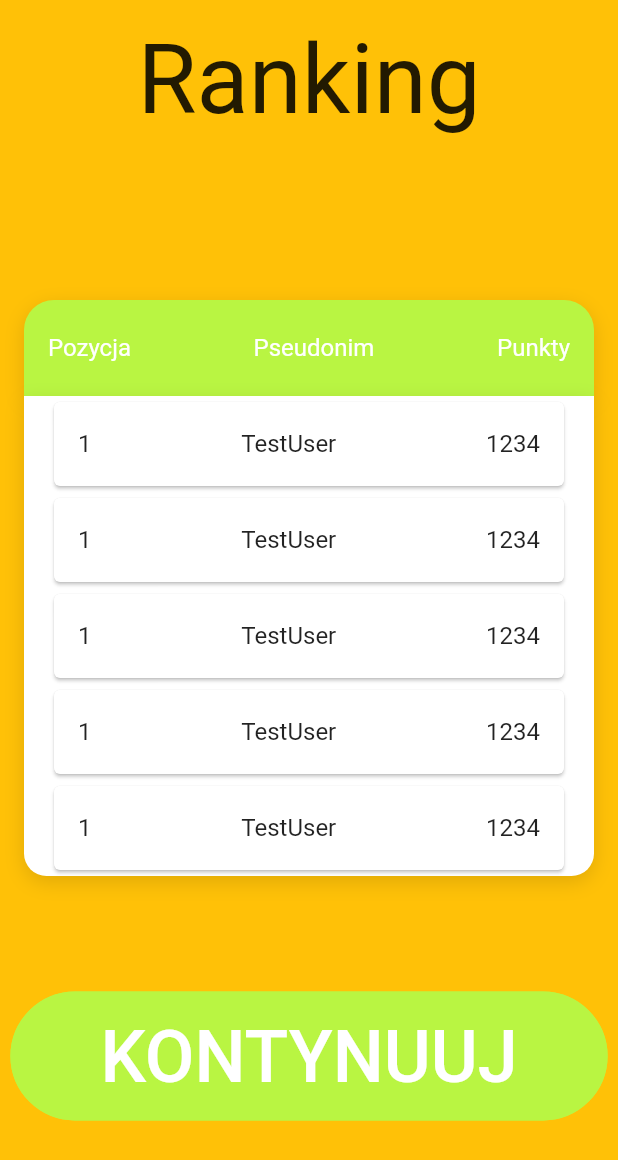
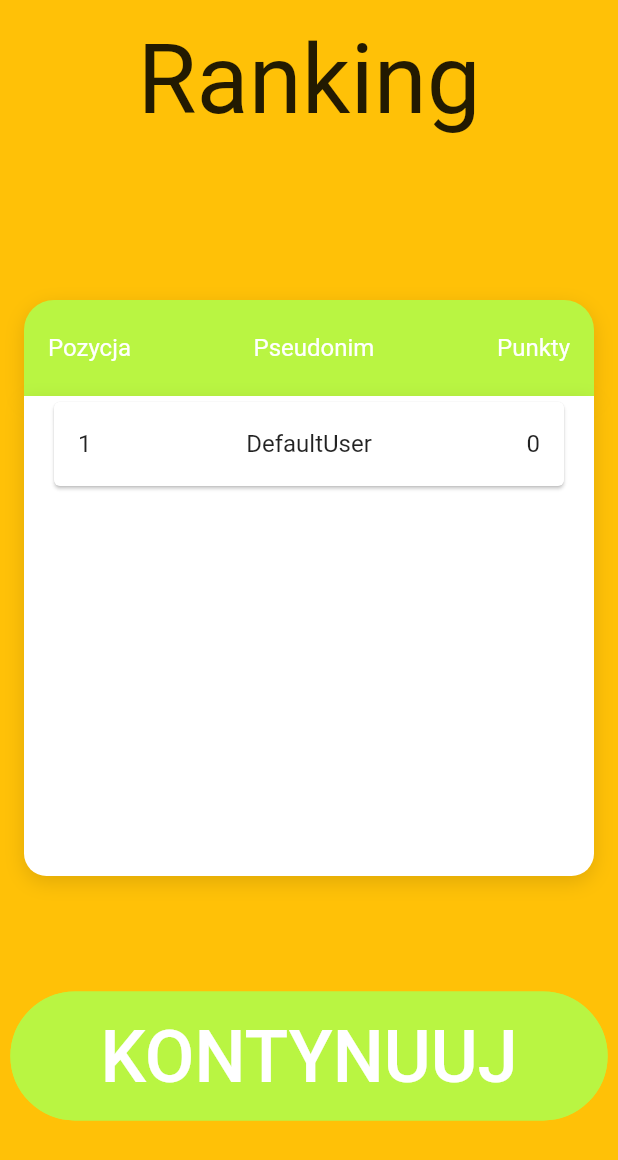
Before and after one commit to DaDudel/teaching-children-app, a Flutter app: the FinishScreen screen opened by its route, after a tap on "KONTYNUUJ", on a phone screen of 412 x 824 dp. Shown: the top 1160 px of the screen. Run offline on Flutter 3.47's test engine with Material 2 defaults, Android fonts, the phone set to English and light mode, and no system bars; our stand-ins replace auto_route, cloud_firestore, dio, firebase_core, firebase_storage, google_fonts and 1 more; missing offline and left inert: dart:html, flutter_downloader; accounts and stored records are empty; statements that could not run were skipped.

```diff
--- a/application/lib/screens/finishScreen.dart
+++ b/application/lib/screens/finishScreen.dart
@@ -3,6 +3,7 @@ import 'package:application/theming/myColors.dart';
 import 'package:application/widgets/myButton.dart';
 import 'package:application/widgets/myTextField.dart';
 import 'package:auto_route/src/router/auto_router_x.dart';
+import 'package:cloud_firestore/cloud_firestore.dart';
 import 'package:flutter/material.dart';
 import 'package:google_fonts/google_fonts.dart';
 
@@ -13,6 +14,22 @@ class FinishScreen extends StatelessWidget {
 
   @override
   Widget build(BuildContext context) {
+    CollectionReference users = FirebaseFirestore.instance.collection('users');
+    String nickname = '';
+
+    Future<void> addUser() {
+      if (nickname == "") {
+        nickname = 'DefaultUser';
+      }
+      return users
+          .add({
+            'nickname': nickname,
+            'points': (riddleNumber - 1),
+          })
+          .then((value) => print('User added.'))
+          .catchError((error) => print("Failed to add user: $error"));
+    }
+
     return Container(
       color: MyColors().myAmber,
       child: Column(
@@ -60,7 +77,11 @@ class FinishScreen extends StatelessWidget {
             width: 500,
             child: Material(
               color: Colors.transparent,
-              child: MyTextField(),
+              child: MyTextField(
+                onChange: (text) {
+                  nickname = text;
+                },
+              ),
             ),
           ),
           Expanded(
@@ -68,7 +89,10 @@ class FinishScreen extends StatelessWidget {
           ),
           MyButton(
               buttonText: 'Kontynuuj',
-              onPressed: () => {navigateToRanking(context)}),
+              onPressed: () {
+                addUser();
+                navigateToRanking(context);
+              }),
           Expanded(
             child: Container(),
           ),
@@ -79,5 +103,5 @@ class FinishScreen extends StatelessWidget {
 }
 
 void navigateToRanking(BuildContext context) {
-  context.router.navigateNamed('/ranking-screen');
+  context.router.pushNamed('/ranking-screen');
 }
--- a/application/lib/screens/rankingScreen.dart
+++ b/application/lib/screens/rankingScreen.dart
@@ -2,6 +2,7 @@ import 'package:application/theming/myColors.dart';
 import 'package:application/utils/userScore.dart';
 import 'package:application/widgets/myButton.dart';
 import 'package:auto_route/src/router/auto_router_x.dart';
+import 'package:cloud_firestore/cloud_firestore.dart';
 import 'package:flutter/material.dart';
 import 'package:google_fonts/google_fonts.dart';
 
@@ -13,18 +14,23 @@ class RankingScreen extends StatefulWidget {
 }
 
 class _RankingScreenState extends State<RankingScreen> {
-  List<UserScore> scores = [
-    UserScore(),
-    UserScore(),
-    UserScore(),
-    UserScore(),
-    UserScore(),
-    UserScore(),
-    UserScore(),
-  ];
-
   @override
   Widget build(BuildContext context) {
+    CollectionReference users = FirebaseFirestore.instance.collection('users');
+
+    Future<List<UserScore>> getData() async {
+      QuerySnapshot querySnapshot =
+          await users.orderBy('points', descending: true).get();
+      final allData = querySnapshot.docs
+          .map((doc) => UserScore.fromJson(doc.data() as Map<String, dynamic>))
+          .toList();
+
+      print(allData);
+
+      return allData;
+    }
+
+    String testId = "4rOfyEFpfgoVxojMEXdO";
     return Container(
         color: MyColors().myAmber,
         child: Column(
@@ -123,7 +129,54 @@ class _RankingScreenState extends State<RankingScreen> {
                           ),
                           child: Padding(
                             padding: const EdgeInsets.symmetric(horizontal: 16),
-                            child: ListView.builder(
+                            child: FutureBuilder<List<UserScore>>(
+                              future: getData(),
+                              builder: (BuildContext context,
+                                  AsyncSnapshot<List<UserScore>> snapshot) {
+                                if (snapshot.hasError) {
+                                  return Row(
+                                    mainAxisAlignment: MainAxisAlignment.center,
+                                    crossAxisAlignment:
+                                        CrossAxisAlignment.center,
+                                    children: [
+                                      Material(
+                                        color: Colors.transparent,
+                                        child: Text(
+                                          "WYSTĄPIŁ PROBLEM",
+                                          style: GoogleFonts.mcLaren(
+                                            color: Colors.black,
+                                            fontSize: 32,
+                                          ),
+                                        ),
+                                      ),
+                                    ],
+                                  );
+                                  ;
+                                }
+                                if (snapshot.hasData &&
+                                    snapshot.data!.length == 0) {
+                                  return Row(
+                                    mainAxisAlignment: MainAxisAlignment.center,
+                                    crossAxisAlignment:
+                                        CrossAxisAlignment.center,
+                                    children: [
+                                      Material(
+                                        color: Colors.transparent,
+                                        child: Text(
+                                          "DOKUMENT NIE ISTNIEJE",
+                                          style: GoogleFonts.mcLaren(
+                                            color: Colors.black,
+                                            fontSize: 32,
+                                          ),
+                                        ),
+                                      ),
+                                    ],
+                                  );
+                                }
+                                if (snapshot.connectionState ==
+                                    ConnectionState.done) {
+                                  return ListView.builder(
+                                    itemCount: snapshot.data!.length,
                                     itemBuilder: (context, index) {
                                       return Card(
                                         child: ListTile(
@@ -132,14 +185,36 @@ class _RankingScreenState extends State<RankingScreen> {
                                             mainAxisAlignment:
                                                 MainAxisAlignment.spaceBetween,
                                             children: [
-                                        Text(scores[index].id.toString()),
-                                        Text(scores[index].userName),
-                                        Text(scores[index].score.toString()),
+                                              Text((index + 1).toString()),
+                                              Text(snapshot
+                                                  .data![index].nickname),
+                                              Text(snapshot.data![index].points
+                                                  .toString()),
                                             ],
                                           ),
                                         ),
                                         // title: Text(scores[index].userName)),
                                       );
+                                    },
+                                  );
+                                }
+                                return Expanded(
+                                    child: Row(
+                                  mainAxisAlignment: MainAxisAlignment.center,
+                                  crossAxisAlignment: CrossAxisAlignment.center,
+                                  children: [
+                                    Material(
+                                      color: Colors.transparent,
+                                      child: Text(
+                                        "ŁADOWANIE",
+                                        style: GoogleFonts.mcLaren(
+                                          color: Colors.black,
+                                          fontSize: 32,
+                                        ),
+                                      ),
+                                    ),
+                                  ],
+                                ));
                               },
                             ),
                           ),
--- a/application/lib/utils/userScore.dart
+++ b/application/lib/utils/userScore.dart
@@ -1,5 +1,12 @@
 class UserScore {
-  final int id = 1;
-  final String userName = "TestUser";
-  final int score = 1234;
+  String nickname;
+  int points;
+
+  UserScore(this.nickname, this.points);
+
+  UserScore.fromJson(Map<String, Object?> json)
+      : this(
+          json['nickname']! as String,
+          json['points']! as int,
+        );
 }
--- a/application/pubspec.yaml
+++ b/application/pubspec.yaml
@@ -38,6 +38,7 @@ dependencies:
   logger: ^1.1.0
   dio: ^4.0.4
   provider: ^6.0.1
+  cloud_firestore: ^3.1.5
 
 dev_dependencies:
   auto_route_generator:
```
Also changed, not shown: application/pubspec.lock. Lines whose indentation alone changed are shown as unchanged.
